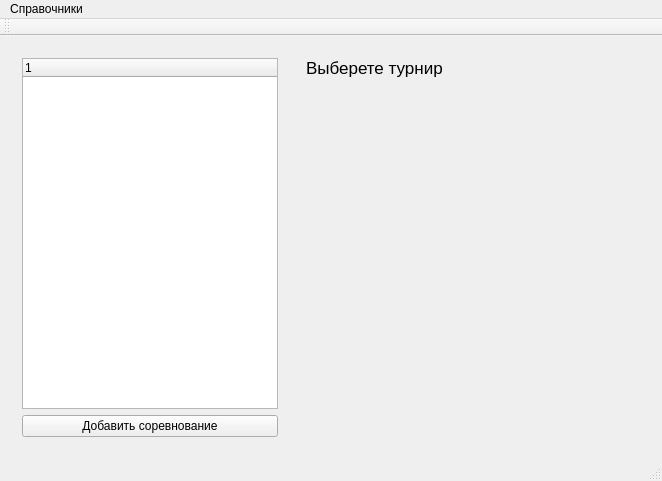
First picture: the form in TournamentManager/mainwindow.ui, repository BarsukAlexey/xelarogi, before the edit.
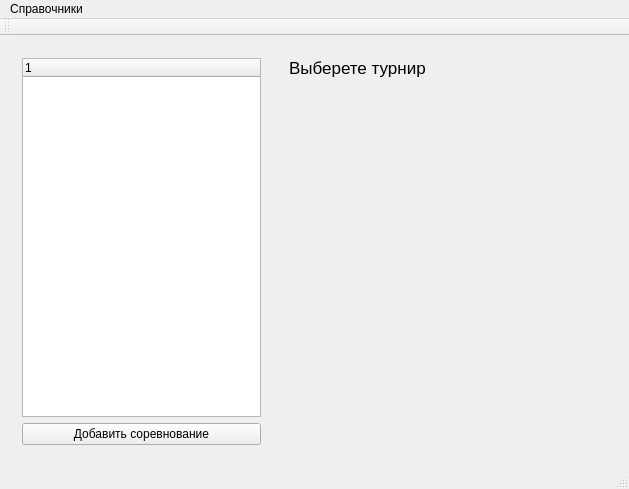
Second picture: the form after the edit.

What changed in the file:
```diff
--- a/TournamentManager/mainwindow.ui
+++ b/TournamentManager/mainwindow.ui
@@ -2,6 +2,14 @@
 <ui version="4.0">
  <class>MainWindow</class>
  <widget class="QMainWindow" name="MainWindow">
+  <property name="geometry">
+   <rect>
+    <x>0</x>
+    <y>0</y>
+    <width>629</width>
+    <height>489</height>
+   </rect>
+  </property>
   <property name="windowTitle">
    <string>MainWindow</string>
   </property>
@@ -298,7 +306,7 @@
     <rect>
      <x>0</x>
      <y>0</y>
-     <width>657</width>
+     <width>629</width>
      <height>21</height>
     </rect>
    </property>
```
